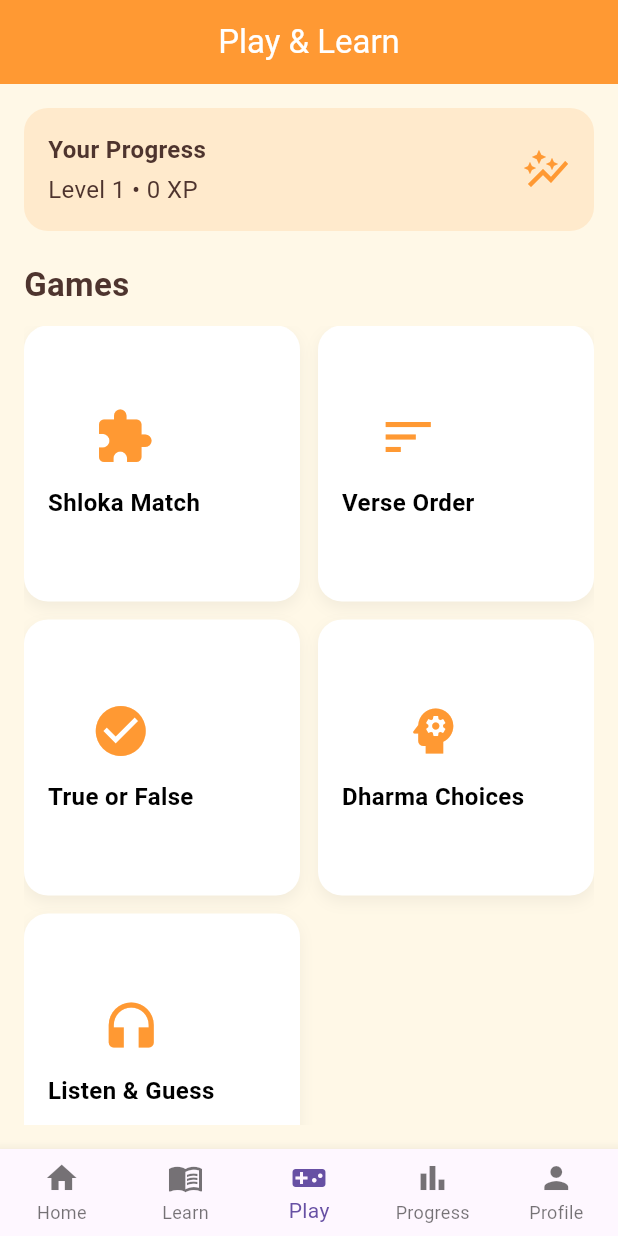
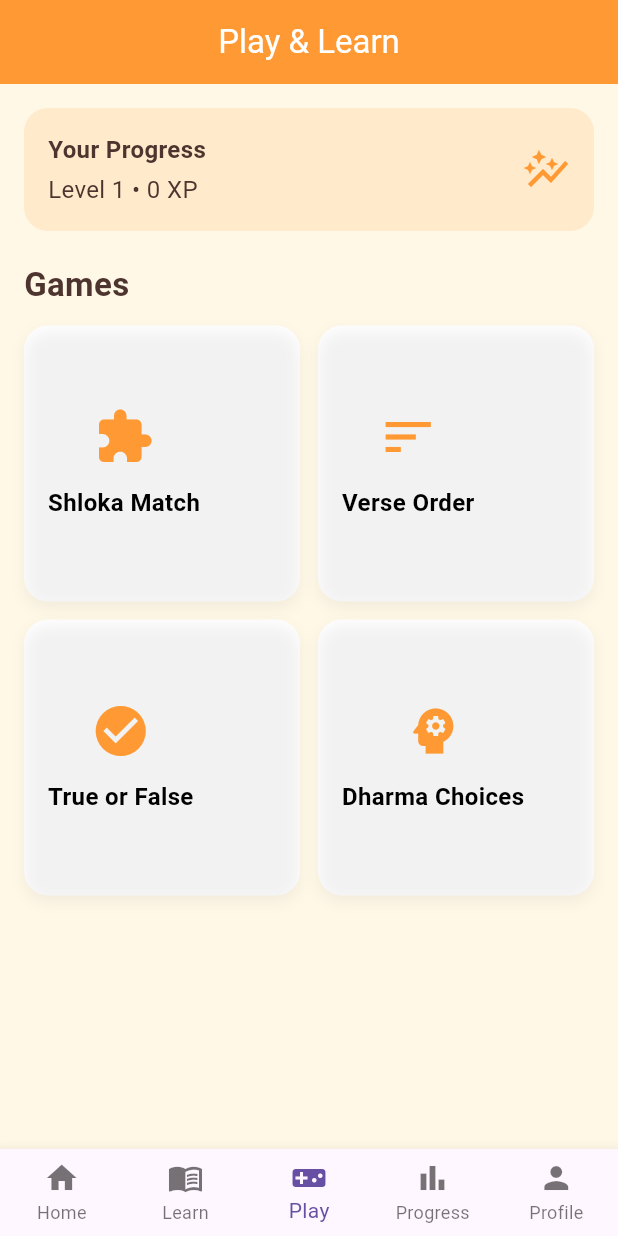
Before and after one commit to Tanvesh18/LearnGeeta, a Flutter app: the screen it shows once a user with an empty profile is signed in, item 3 of the bottom bar chosen, on a phone screen of 412 x 824 dp. Run offline on Flutter 3.47's test engine with Material 3 defaults, Android fonts, the phone set to English and light mode, and no system bars; our stand-ins replace confetti, flutter_dotenv, flutter_tts, google_fonts, shared_preferences, supabase_flutter; accounts and stored records are empty; network calls fail.

Commit message:
fixed the ripple effect in the play screen

```diff
--- a/lib/features/play/play_screen.dart
+++ b/lib/features/play/play_screen.dart
@@ -74,7 +74,6 @@ class _GamesGrid extends StatelessWidget {
       _GameData('Verse Order', Icons.sort, true),
       _GameData('True or False', Icons.check_circle, true),
       _GameData('Dharma Choices', Icons.psychology, true),
-      _GameData('Listen & Guess', Icons.headphones, true),
     ];
 
     return GridView.builder(
@@ -99,7 +98,10 @@ class _GameCard extends StatelessWidget {
 
   @override
   Widget build(BuildContext context) {
-    return InkWell(
+    return Material(
+      color: Colors.white,
+      borderRadius: BorderRadius.circular(16),
+      child: InkWell(
         onTap: game.unlocked
             ? () {
                 Widget screen;
@@ -125,7 +127,6 @@ class _GameCard extends StatelessWidget {
         borderRadius: BorderRadius.circular(16),
         child: Container(
           decoration: BoxDecoration(
-          color: Colors.white,
             borderRadius: BorderRadius.circular(16),
             boxShadow: [
               BoxShadow(
@@ -170,6 +171,7 @@ class _GameCard extends StatelessWidget {
             ],
           ),
         ),
+      ),
     );
   }
 }
```
Lines whose indentation alone changed are shown as unchanged.
